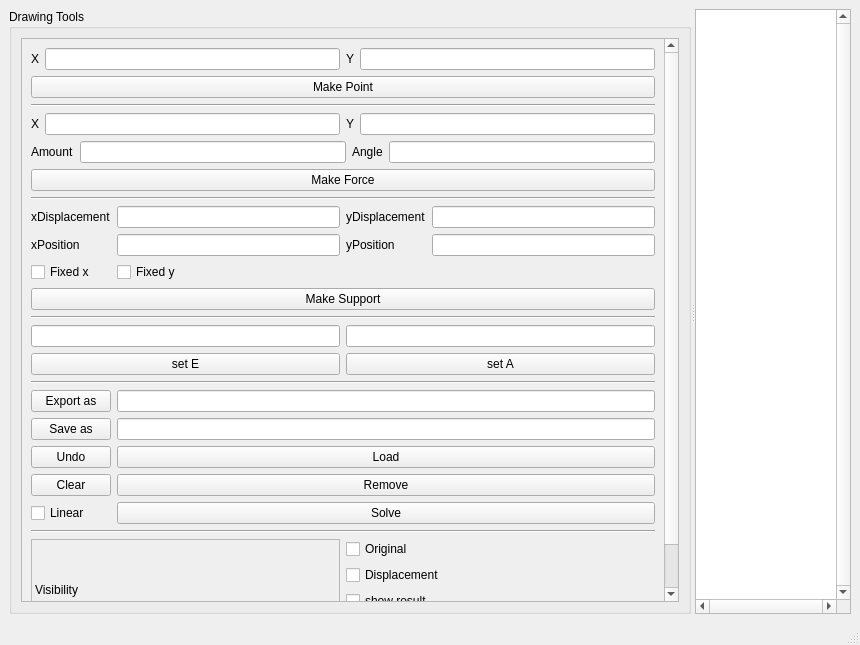
The window that Tragwerk/Frontend/mainwindow.ui (TheoGlaesser/Softwareentwicklungspraktikum) describes before a commit, drawn with Qt 5.
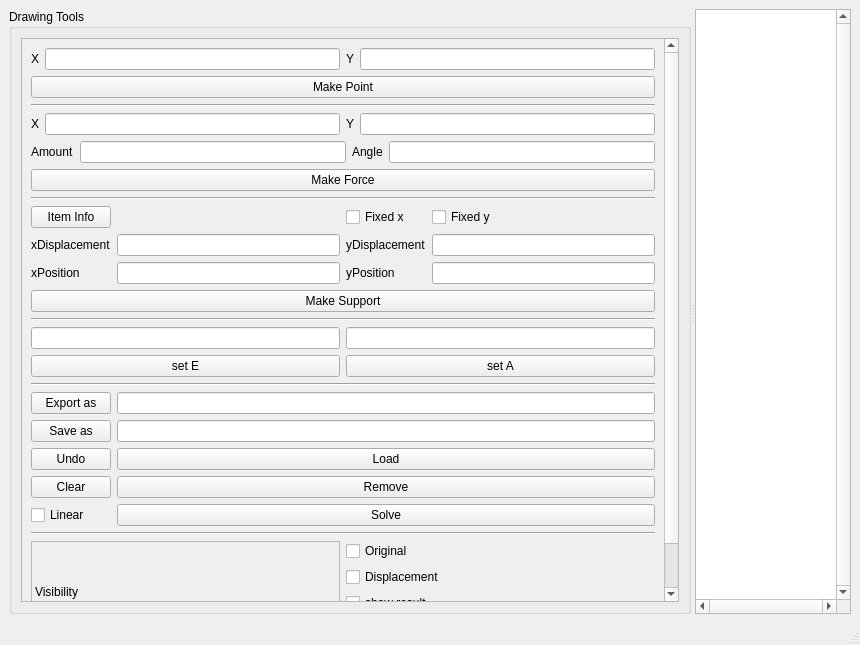
The same window after the commit.

```diff
--- a/Tragwerk/Frontend/mainwindow.ui
+++ b/Tragwerk/Frontend/mainwindow.ui
@@ -36,7 +36,7 @@
              <x>0</x>
              <y>0</y>
              <width>622</width>
-             <height>692</height>
+             <height>694</height>
             </rect>
            </property>
            <layout class="QGridLayout" name="gridLayout_4">
@@ -167,41 +167,34 @@
                 <property name="topMargin">
                  <number>0</number>
                 </property>
-                <item row="0" column="0">
-                 <widget class="QLabel" name="label_8">
-                  <property name="text">
-                   <string>xDisplacement</string>
-                  </property>
-                 </widget>
-                </item>
-                <item row="1" column="2">
+                <item row="2" column="2">
                  <widget class="QLabel" name="label_11">
                   <property name="text">
                    <string>yPosition</string>
                   </property>
                  </widget>
                 </item>
-                <item row="1" column="0">
-                 <widget class="QLabel" name="label_9">
-                  <property name="text">
-                   <string>xPosition</string>
-                  </property>
-                 </widget>
-                </item>
-                <item row="1" column="3">
+                <item row="2" column="3">
                  <widget class="QLineEdit" name="lineEditX_y_pos"/>
                 </item>
-                <item row="0" column="3">
-                 <widget class="QLineEdit" name="lineEdit_y_displacement"/>
-                </item>
-                <item row="0" column="2">
+                <item row="1" column="2">
                  <widget class="QLabel" name="label_10">
                   <property name="text">
                    <string>yDisplacement</string>
                   </property>
                  </widget>
                 </item>
-                <item row="2" column="0">
+                <item row="1" column="3">
+                 <widget class="QLineEdit" name="lineEdit_y_displacement"/>
+                </item>
+                <item row="0" column="3">
+                 <widget class="QCheckBox" name="checkBox_y_fixed">
+                  <property name="text">
+                   <string>Fixed y</string>
+                  </property>
+                 </widget>
+                </item>
+                <item row="0" column="2">
                  <widget class="QCheckBox" name="checkBox_y_fixed_2">
                   <property name="sizeIncrement">
                    <size>
@@ -218,18 +211,32 @@
                  </widget>
                 </item>
                 <item row="2" column="1">
-                 <widget class="QCheckBox" name="checkBox_y_fixed">
-                  <property name="text">
-                   <string>Fixed y</string>
-                  </property>
-                 </widget>
-                </item>
-                <item row="1" column="1">
                  <widget class="QLineEdit" name="lineEdit_x_pos"/>
                 </item>
-                <item row="0" column="1">
+                <item row="2" column="0">
+                 <widget class="QLabel" name="label_9">
+                  <property name="text">
+                   <string>xPosition</string>
+                  </property>
+                 </widget>
+                </item>
+                <item row="1" column="1">
                  <widget class="QLineEdit" name="lineEdit_x_displacement"/>
                 </item>
+                <item row="1" column="0">
+                 <widget class="QLabel" name="label_8">
+                  <property name="text">
+                   <string>xDisplacement</string>
+                  </property>
+                 </widget>
+                </item>
+                <item row="0" column="0">
+                 <widget class="QPushButton" name="pushButton_itemInfo">
+                  <property name="text">
+                   <string>Item Info</string>
+                  </property>
+                 </widget>
+                </item>
                </layout>
               </item>
               <item>
```
